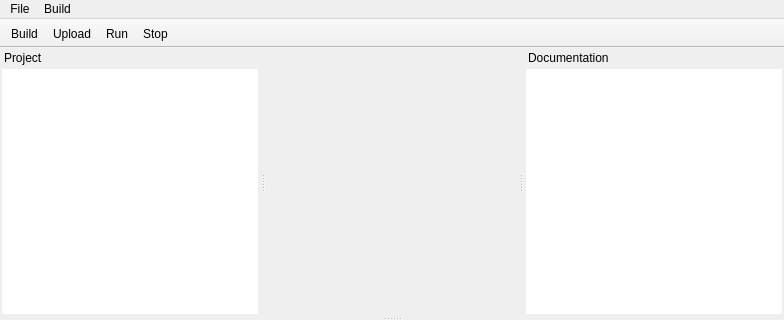
Before: the Qt Designer form editor/projectwindow.ui in StrideLang/Stride, drawn with Qt 5; both pictures show x 0 to 784 and y 0 to 320 of the 784 by 559 pixel window.
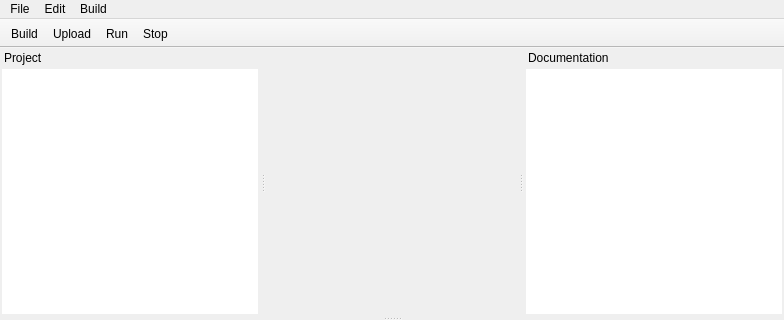
After: the same form once the commit is applied.

Commit message: Added Toggle Comment functionality

What changed in the file:
```diff
--- a/editor/projectwindow.ui
+++ b/editor/projectwindow.ui
@@ -283,7 +283,14 @@
     <addaction name="actionRename"/>
     <addaction name="actionRefresh"/>
    </widget>
+   <widget class="QMenu" name="menuEdit">
+    <property name="title">
+     <string>Edit</string>
+    </property>
+    <addaction name="actionComment"/>
+   </widget>
    <addaction name="menuProject"/>
+   <addaction name="menuEdit"/>
    <addaction name="menuBuild"/>
   </widget>
   <action name="actionBuild">
```
Left out of the diff: 5 changed lines with no effect on the pictures. The commit also changes 2 other files.
